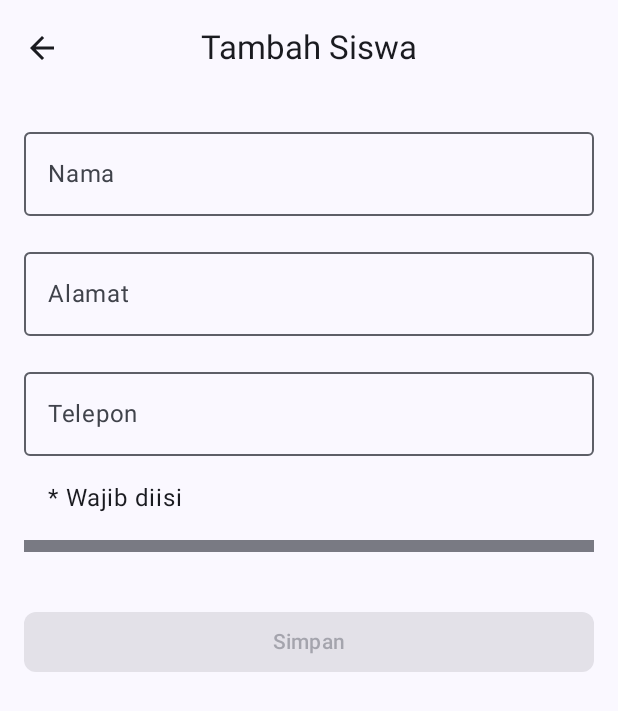
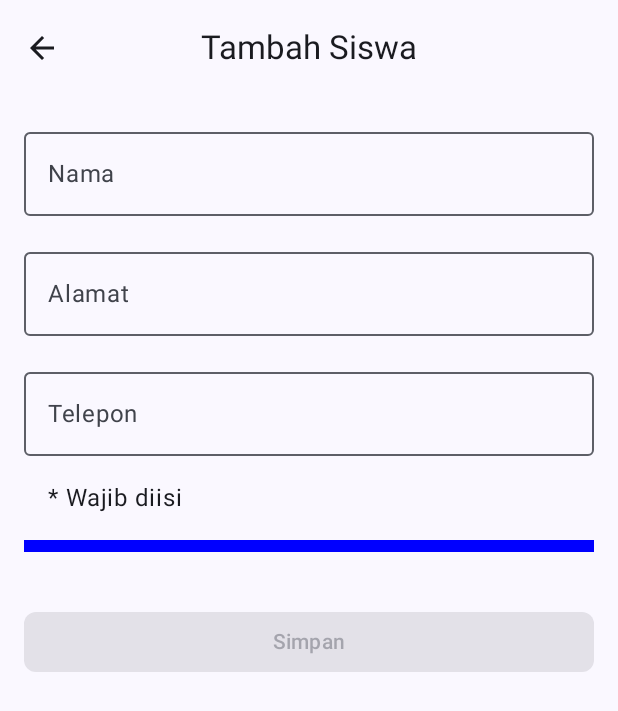
Before and after one commit to RafiiArifNugroho/0007_RoomDatabase, an Android app built with Jetpack Compose: the composable EntrySiswaScreen shown on its own in the app's theme, on a phone screen of 412 x 824 dp. Shown: the top 711 px of the screen. Run offline under Robolectric (Android 15) with nearby library versions, the phone set to English and light mode, and no system bars; our stand-ins replace Room's generated code; 2 statements that could not run were skipped.

Commit message:
Tambahkan HalamanEntry dan EntryViewModel untuk form input data

```diff
--- a/app/src/main/java/com/example/pertemuan9/view/HalamanEntry.kt
+++ b/app/src/main/java/com/example/pertemuan9/view/HalamanEntry.kt
@@ -8,8 +8,8 @@ import androidx.compose.foundation.rememberScrollState
 import androidx.compose.foundation.text.KeyboardOptions
 import androidx.compose.foundation.verticalScroll
 import androidx.compose.material3.Button
+import androidx.compose.material3.ExperimentalMaterial3Api
 import androidx.compose.material3.HorizontalDivider
-import androidx.compose.material3.ExperimentalMaterial3Api
 import androidx.compose.material3.MaterialTheme
 import androidx.compose.material3.OutlinedTextField
 import androidx.compose.material3.Scaffold
@@ -18,24 +18,19 @@ import androidx.compose.material3.TopAppBarDefaults
 import androidx.compose.runtime.Composable
 import androidx.compose.runtime.rememberCoroutineScope
 import androidx.compose.ui.Modifier
+import androidx.compose.ui.graphics.Color
 import androidx.compose.ui.input.nestedscroll.nestedScroll
 import androidx.compose.ui.res.dimensionResource
 import androidx.compose.ui.res.stringResource
 import androidx.compose.ui.text.input.KeyboardType
 import androidx.lifecycle.viewmodel.compose.viewModel
 import com.example.pertemuan9.R
-import com.example.pertemuan9.uicontroller.DestinasiNavigasi
-import com.example.pertemuan9.uicontroller.SiswaTopAppBar
+import com.example.pertemuan9.view.route.DestinasiEntry
 import com.example.pertemuan9.viewmodel.DetailSiswa
 import com.example.pertemuan9.viewmodel.EntryViewModel
 import com.example.pertemuan9.viewmodel.PenyediaViewModel
 import com.example.pertemuan9.viewmodel.UIStateSiswa
 import kotlinx.coroutines.launch
-
-object DestinasiEntry : DestinasiNavigasi {
-    override val route = "item_entry"
-    override val titleRes = R.string.entry_siswa
-}
 
 @OptIn(ExperimentalMaterial3Api::class)
 @Composable
@@ -101,7 +96,6 @@ fun EntrySiswaBody(
     }
 }
 
-@OptIn(ExperimentalMaterial3Api::class)
 @Composable
 fun FormInputSiswa(
     detailSiswa: DetailSiswa,
@@ -146,8 +140,9 @@ fun FormInputSiswa(
             )
         }
         HorizontalDivider(
+            modifier = Modifier.padding(bottom = dimensionResource(id = R.dimen.padding_medium)),
             thickness = dimensionResource(R.dimen.padding_small),
-            modifier = Modifier.padding(bottom = dimensionResource(R.dimen.padding_medium))
+            color = Color.Blue
         )
     }
 }
```
